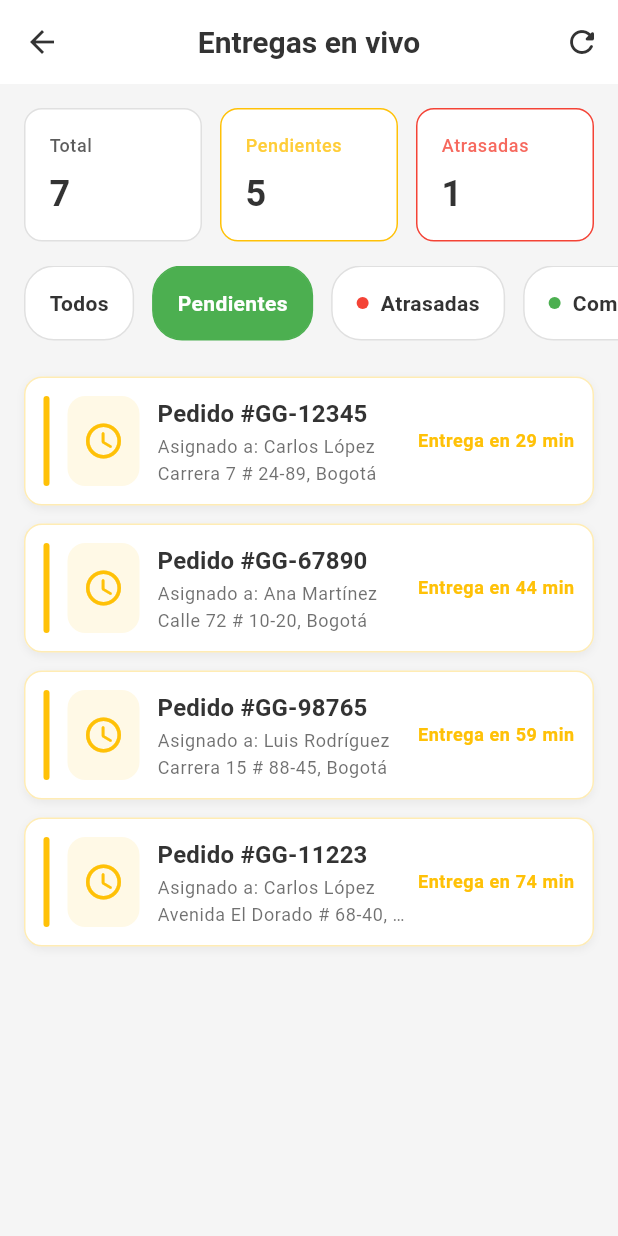
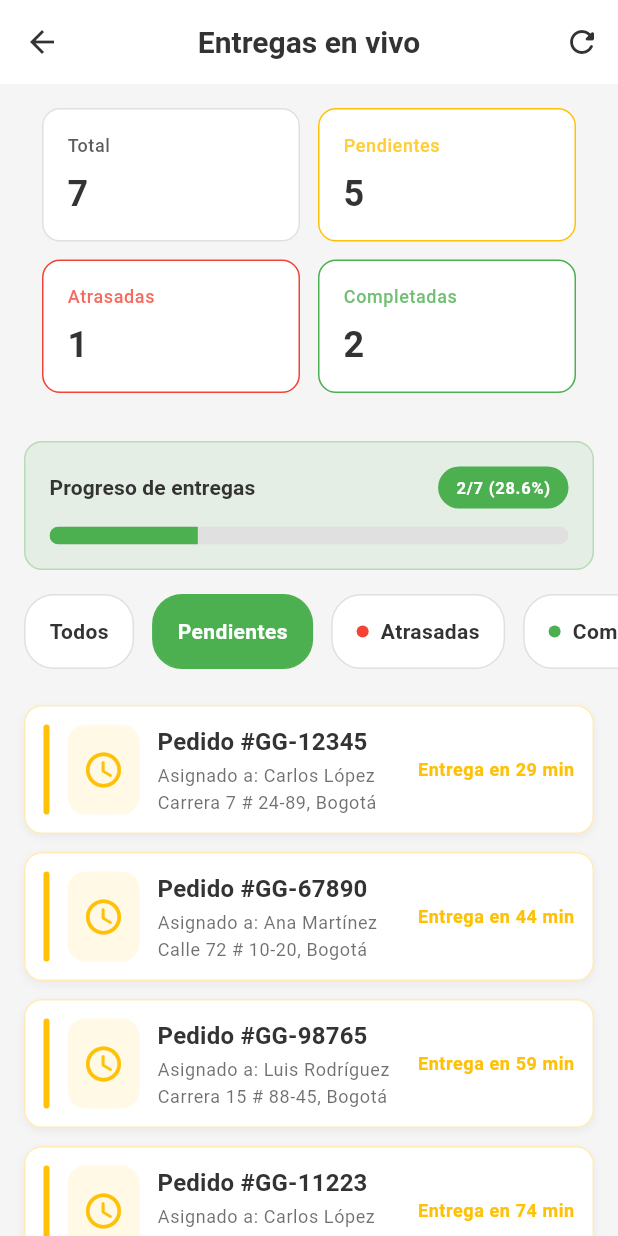
Before and after one commit to JuanFernandoBallesterosMaciasUIS/GreenGo-Logistics3, a Flutter app: the SupervisorScreen screen opened directly, after a tap on "Todos", after a tap on "Pendientes", on a phone screen of 412 x 824 dp. Run offline on Flutter 3.47's test engine with Material 3 defaults, Android fonts, the phone set to English and light mode, and no system bars; Roboto replaces fonts that are missing (Manrope).

Commit message:
feat: Mejora la sección de estadísticas en la pantalla del supervisor con diseño responsivo y barra de progreso

```diff
--- a/lib/screens/supervisor_screen.dart
+++ b/lib/screens/supervisor_screen.dart
@@ -64,17 +64,27 @@ class _SupervisorScreenState extends State<SupervisorScreen> {
           // Stats Section
           Padding(
             padding: const EdgeInsets.all(16.0),
-            child: Row(
+            child: LayoutBuilder(
+              builder: (context, constraints) {
+                final isSmallScreen = constraints.maxWidth < 400;
+                final cardWidth = isSmallScreen
+                    ? (constraints.maxWidth - 36) / 2
+                    : (constraints.maxWidth - 48) / 4;
+
+                return Wrap(
+                  spacing: 12,
+                  runSpacing: 12,
                   children: [
-                Expanded(
+                    SizedBox(
+                      width: cardWidth,
                       child: _StatCard(
                         label: 'Total',
                         value: provider.totalDeliveries.toString(),
                         color: theme.textTheme.bodyMedium?.color,
                       ),
                     ),
-                const SizedBox(width: 12),
-                Expanded(
+                    SizedBox(
+                      width: cardWidth,
                       child: _StatCard(
                         label: 'Pendientes',
                         value: provider.pendingCount.toString(),
@@ -82,8 +92,8 @@ class _SupervisorScreenState extends State<SupervisorScreen> {
                         borderColor: AppTheme.accent,
                       ),
                     ),
-                const SizedBox(width: 12),
-                Expanded(
+                    SizedBox(
+                      width: cardWidth,
                       child: _StatCard(
                         label: 'Atrasadas',
                         value: provider.overdueCount.toString(),
@@ -91,7 +101,78 @@ class _SupervisorScreenState extends State<SupervisorScreen> {
                         borderColor: AppTheme.alert,
                       ),
                     ),
+                    SizedBox(
+                      width: cardWidth,
+                      child: _StatCard(
+                        label: 'Completadas',
+                        value: provider.completedCount.toString(),
+                        color: AppTheme.primary,
+                        borderColor: AppTheme.primary,
+                      ),
+                    ),
                   ],
+                );
+              },
+            ),
+          ),
+          // Progress Section
+          Padding(
+            padding: const EdgeInsets.symmetric(horizontal: 16.0, vertical: 16),
+            child: Container(
+              padding: const EdgeInsets.all(16),
+              decoration: BoxDecoration(
+                borderRadius: BorderRadius.circular(12),
+                color: AppTheme.primary.withOpacity(0.1),
+                border: Border.all(
+                  color: AppTheme.primary.withOpacity(0.3),
+                ),
+              ),
+              child: Column(
+                crossAxisAlignment: CrossAxisAlignment.start,
+                children: [
+                  Row(
+                    mainAxisAlignment: MainAxisAlignment.spaceBetween,
+                    children: [
+                      Text(
+                        'Progreso de entregas',
+                        style: theme.textTheme.titleSmall?.copyWith(
+                          fontWeight: FontWeight.bold,
+                        ),
+                      ),
+                      Container(
+                        padding: const EdgeInsets.symmetric(
+                          horizontal: 12,
+                          vertical: 6,
+                        ),
+                        decoration: BoxDecoration(
+                          borderRadius: BorderRadius.circular(20),
+                          color: AppTheme.primary,
+                        ),
+                        child: Text(
+                          '${provider.completedCount}/${provider.totalDeliveries} (${provider.completionPercentage.toStringAsFixed(1)}%)',
+                          style: theme.textTheme.labelSmall?.copyWith(
+                            color: Colors.white,
+                            fontWeight: FontWeight.bold,
+                          ),
+                        ),
+                      ),
+                    ],
+                  ),
+                  const SizedBox(height: 12),
+                  ClipRRect(
+                    borderRadius: BorderRadius.circular(8),
+                    child: LinearProgressIndicator(
+                      value: provider.completionPercentage / 100,
+                      minHeight: 12,
+                      backgroundColor: theme.brightness == Brightness.light
+                          ? Colors.grey[300]
+                          : Colors.grey[700],
+                      valueColor:
+                          AlwaysStoppedAnimation<Color>(AppTheme.primary),
+                    ),
+                  ),
+                ],
+              ),
             ),
           ),
           // Filter chips
```
Lines whose indentation alone changed are shown as unchanged.
